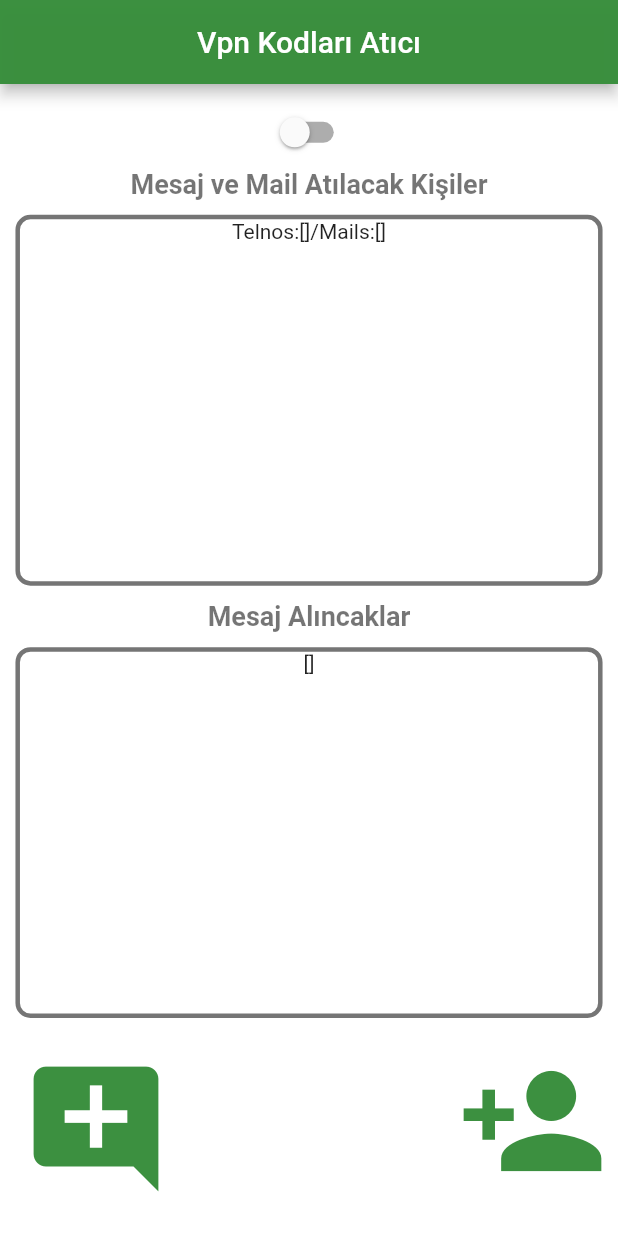
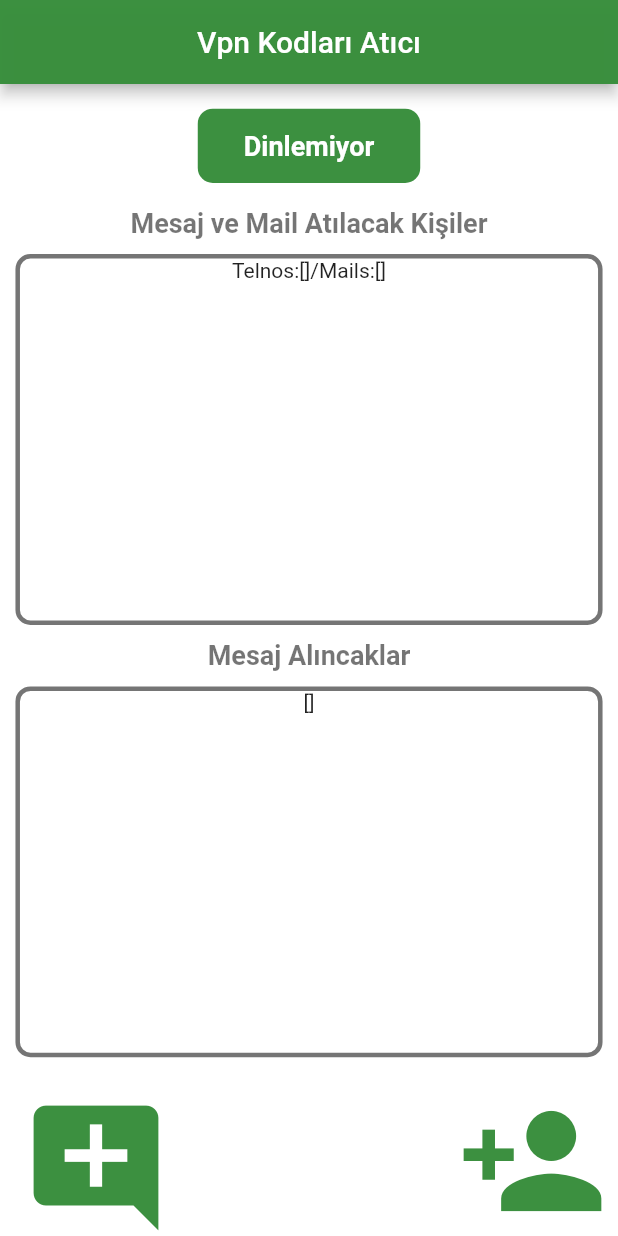
Before and after one commit to esrasubasi/tele_connect, a Flutter app: the PersonApp screen opened directly, after a tap on the "arrow back" icon, on a phone screen of 412 x 824 dp. Run offline on Flutter 3.47's test engine with Material 2 defaults, Android fonts, the phone set to English and light mode, and no system bars; our stand-ins replace cloud_firestore, dio, firebase_core, flutter_slidable, permission_handler; missing offline and left inert: flutter_sms, readsms, sms_receiver; accounts and stored records are empty.

Commit message:
button,errortext,2notify

```diff
--- a/lib/core/constant/app_constant.dart
+++ b/lib/core/constant/app_constant.dart
@@ -2,6 +2,7 @@
 
 class AppConstant {
   static const String SEND_SMS_HINT_TEXT = "Mesaj Alınacak Numara (Zorunlu Alan)";
+  static const String SEND_SMS_TEXT = "Mesaj Alınacak Seçici";
   static const String HINT_TEXT_NAME = "İsim ve Soyisim (Zorunlu Alan)";
   static const String HINT_TEXT_NUMBER = "Telefon Numarası (Mail Yoksa Zorunlu Alan)";
   static const String HINT_TEXT_EMAIL = "Email(Telno Yoksa Zorunlu Alan)";
--- a/lib/view/add_person/add_person_view.dart
+++ b/lib/view/add_person/add_person_view.dart
@@ -30,7 +30,6 @@ class PersonApp extends StatefulWidget {
 class _PersonAppState extends BaseState<PersonApp> {
   @override
   Widget build(BuildContext context) {
-    final personViewModel = Provider.of<AddPersonViewModel>(context);
     return Scaffold(
       appBar: AppBar(
         leading: IconButton(icon: Icon(Icons.arrow_back, color: ColorConstant.MAIN_BLACK), onPressed: () => RouteHelper.push(context, SmsReadView())),
@@ -39,8 +38,8 @@ class _PersonAppState extends BaseState<PersonApp> {
         backgroundColor: ColorConstant.MAIN_COLOR_GREEN700,
       ),
       body: SafeArea(
-        child: SingleChildScrollView(
-          child: Column(
+        child: SingleChildScrollView(child: Consumer<AddPersonViewModel>(builder: (context, personViewModel, _) {
+          return Column(
             children: [
               SizedBox(height: dynamicHeight(0.14)),
               CustomTextField(controller: personViewModel.textPhone, keyboardType: TextInputType.phone, hintText: AppConstant.HINT_TEXT_NUMBER, maxLenght: 13),
@@ -63,7 +62,7 @@ class _PersonAppState extends BaseState<PersonApp> {
                     onPressed: () {
                       personViewModel.addnew(context);
                     },
-                    child: isLoadingAdd
+                    child: personViewModel.isLoadingAdd
                         ? CircularProgressIndicator(
                             color: ColorConstant.MAIN_COLOR,
                             backgroundColor: ColorConstant.MAIN_COLOR_GREEN700,
@@ -78,8 +77,8 @@ class _PersonAppState extends BaseState<PersonApp> {
                           ),
                   )),
             ],
-          ),
-        ),
+          );
+        })),
       ),
     );
   }
--- a/lib/view/general/general_view.dart
+++ b/lib/view/general/general_view.dart
@@ -16,6 +16,7 @@ import 'package:tele_connect/core/model/person_model.dart';
 import 'package:tele_connect/view/selectSend/select_send_view.dart';
 import 'package:tele_connect/core/components/screen_field.dart';
 
+import '../../core/provider/button_provider.dart';
 import '../../core/provider/sms_listen_provider.dart';
 
 //switch tuşu yerine button üstünde dinliyo dinlemiyo falan yazan
@@ -27,6 +28,7 @@ class SmsReadView extends StatelessWidget {
       providers: [
         ChangeNotifierProvider(create: (context) => SMSReadViewModel()),
         ChangeNotifierProvider(create: (context) => SwitchProvider()),
+        ChangeNotifierProvider(create: (context) => ButtonProvider()),
       ],
       child: MaterialApp(
         home: Home(),
@@ -49,6 +51,7 @@ class _HomeState extends BaseState<Home> {
     final swiprovider = Provider.of<SwitchProvider>(context);
     final readModelProvider = Provider.of<SMSReadViewModel>(context, listen: false);
     bool isOn = swiprovider.isOn;
+    final buttonprovider = Provider.of<ButtonProvider>(context);
 
     return Scaffold(
       appBar: AppBar(
@@ -65,20 +68,46 @@ class _HomeState extends BaseState<Home> {
           child: Column(
             children: [
               SizedBox(
-                height: dynamicHeight(0.01),
+                height: dynamicHeight(0.02),
               ),
-              Switch(
-                value: isOn,
-                onChanged: (value) {
-                  swiprovider.toggleIsOn(value);
-                  if (value) {
-                    readModelProvider.startListening();
-                  } else {
-                    readModelProvider.dispose();
-                  }
-                },
-                activeColor: ColorConstant.MAIN_COLOR_GREEN700,
+              Center(
+                child: Container(
+                    decoration: BoxDecoration(
+                      borderRadius: BorderRadius.circular(10),
+                      color: ColorConstant.MAIN_COLOR_GREEN700,
+                    ),
+                    height: dynamicHeight(0.06),
+                    width: dynamicHeight(0.18),
+                    child: TextButton(
+                      onPressed: () {
+                        buttonprovider.IsOnListen(context);
+                      },
+                      child: buttonprovider.isLoadingButton
+                          ? CircularProgressIndicator(
+                              color: ColorConstant.MAIN_COLOR,
+                              backgroundColor: ColorConstant.MAIN_COLOR_GREEN700,
+                            )
+                          : Text(
+                              buttonprovider.isListeningTF ? 'Dinliyor' : 'Dinlemiyor',
+                              style: TextStyle(color: ColorConstant.MAIN_COLOR, fontSize: 18, fontWeight: FontWeight.bold),
+                            ),
+                    )),
               ),
+              SizedBox(
+                height: dynamicHeight(0.02),
+              ),
+              // Switch(
+              //   value: isOn,
+              //   onChanged: (value) {
+              //     swiprovider.toggleIsOn(value);
+              //     if (value) {
+              //       readModelProvider.startListening();
+              //     } else {
+              //       readModelProvider.dispose();
+              //     }
+              //   },
+              //   activeColor: ColorConstant.MAIN_COLOR_GREEN700,
+              // ),
               Text(
                 AppConstant.CONTAINER_NAME_SEND,
                 style: TextStyle(color: ColorConstant.MAIN_BLACK54, fontWeight: FontWeight.bold, fontSize: 18),
--- a/lib/view/selectSend/select_send_view.dart
+++ b/lib/view/selectSend/select_send_view.dart
@@ -36,7 +36,7 @@ class _SendAppState extends BaseState<SendApp> {
       appBar: AppBar(
         leading: IconButton(icon: Icon(Icons.arrow_back, color: ColorConstant.MAIN_BLACK), onPressed: () => RouteHelper.push(context, SmsReadView())),
         centerTitle: true,
-        title: Text(AppConstant.SEND_SMS_HINT_TEXT, style: TextStyle(color: ColorConstant.MAIN_COLOR)),
+        title: Text(AppConstant.SEND_SMS_TEXT, style: TextStyle(color: ColorConstant.MAIN_COLOR)),
         backgroundColor: ColorConstant.MAIN_COLOR_GREEN700,
       ),
       body: SafeArea(
@@ -62,7 +62,7 @@ class _SendAppState extends BaseState<SendApp> {
                   onPressed: () {
                     selectProvider.addnew(context);
                   },
-                  child: isLoading
+                  child: selectProvider.isLoading
                       ? CircularProgressIndicator(
                           color: ColorConstant.MAIN_COLOR,
                           backgroundColor: ColorConstant.MAIN_COLOR_GREEN700,
```
Also changed, not shown: lib/core/helper/feedback_helper.dart (+12 -10 lines), lib/core/provider/button_provider.dart (added, +30 -0 lines), lib/view/add_person/add_person_view_model.dart (+2 -5 lines), lib/view/selectSend/select_send_view_model.dart (+6 -2 lines).
